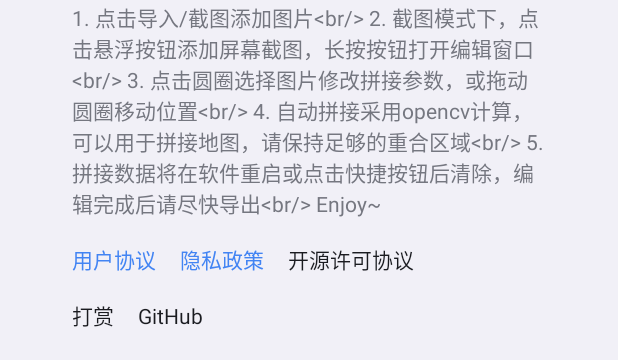
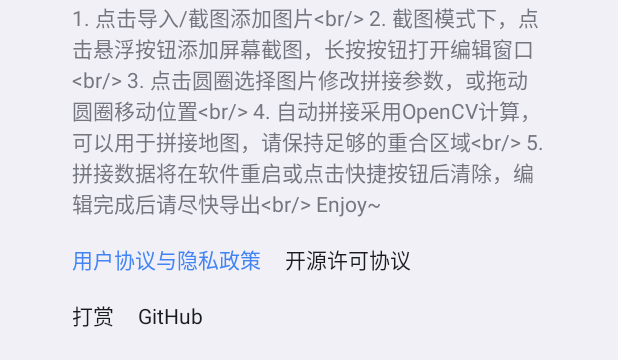
Before and after one commit to ekibun/Stitch, an Android app: the layout activity_edit.xml on its own in the app's theme, with its tools: preview values and no code run, on a phone screen of 412 x 824 dp. Shown: the part 312-672 px from the top of the screen. Run offline under Robolectric (Android 15) with nearby library versions, the phone set to English and light mode, and no system bars.

Commit message:
1. Speed up import 2. Fix auto stitch images with different size 2. Update privacy

```diff
--- a/app/src/main/java/soko/ekibun/stitch/EditView.kt
+++ b/app/src/main/java/soko/ekibun/stitch/EditView.kt
@@ -144,7 +144,7 @@ class EditView(context: Context?, attrs: AttributeSet?) : View(context, attrs) {
 
                 override fun onScale(detector: ScaleGestureDetector): Boolean {
                     val oldScale = scale
-                    scale = 0.6f.coerceAtLeast(beginScale * detector.scaleFactor)
+                    scale = 0.5f.coerceAtLeast(beginScale * detector.scaleFactor)
                     scrollBy(
                         ((detector.focusX + scrollX) * (scale - oldScale) / oldScale).roundToInt(),
                         ((detector.focusY + scrollY) * (scale - oldScale) / oldScale).roundToInt(),
--- a/app/src/main/res/layout/activity_edit.xml
+++ b/app/src/main/res/layout/activity_edit.xml
@@ -43,19 +43,10 @@
                     android:layout_height="wrap_content">
 
                     <TextView
-                        android:id="@+id/menu_terms"
-                        android:layout_width="wrap_content"
-                        android:layout_height="wrap_content"
-                        android:background="?android:attr/selectableItemBackgroundBorderless"
-                        android:padding="8dp"
-                        android:text="@string/menu_terms"
-                        android:textColor="@color/colorPrimary" />
-
-                    <TextView
                         android:id="@+id/menu_privacy"
                         android:layout_width="wrap_content"
                         android:layout_height="wrap_content"
-                        android:background="?android:attr/selectableItemBackgroundBorderless"
+                        android:background="?android:attr/selectableItemBackground"
                         android:padding="8dp"
                         android:text="@string/menu_privacy"
                         android:textColor="@color/colorPrimary" />
@@ -64,7 +55,7 @@
                         android:id="@+id/menu_opensource"
                         android:layout_width="wrap_content"
                         android:layout_height="wrap_content"
-                        android:background="?android:attr/selectableItemBackgroundBorderless"
+                        android:background="?android:attr/selectableItemBackground"
                         android:padding="8dp"
                         android:text="@string/menu_opensource"
                         android:textColor="?android:attr/textColorPrimary" />
@@ -78,7 +69,7 @@
                         android:id="@+id/menu_support"
                         android:layout_width="wrap_content"
                         android:layout_height="wrap_content"
-                        android:background="?android:attr/selectableItemBackgroundBorderless"
+                        android:background="?android:attr/selectableItemBackground"
                         android:padding="8dp"
                         android:text="@string/menu_support"
                         android:textColor="?android:attr/textColorPrimary" />
@@ -87,7 +78,7 @@
                         android:id="@+id/menu_github"
                         android:layout_width="wrap_content"
                         android:layout_height="wrap_content"
-                        android:background="?android:attr/selectableItemBackgroundBorderless"
+                        android:background="?android:attr/selectableItemBackground"
                         android:padding="8dp"
                         android:text="@string/menu_github"
                         android:textColor="?android:attr/textColorPrimary" />
--- /dev/null
+++ b/app/src/main/res/values-v28/themes.xml
@@ -0,0 +1,7 @@
+<?xml version="1.0" encoding="utf-8"?>
+<resources>
+
+    <style name="Theme.Stitch">
+        <item name="android:windowLayoutInDisplayCutoutMode">shortEdges</item>
+    </style>
+</resources>
--- a/app/src/main/res/values/themes.xml
+++ b/app/src/main/res/values/themes.xml
@@ -1,6 +1,6 @@
 <resources>
 
-    <style name="Theme.Stitch" parent="android:Theme.DeviceDefault.DayNight">
+    <style name="Theme" parent="android:Theme.DeviceDefault.DayNight">
         <item name="android:colorPrimary">@color/colorPrimary</item>
         <item name="android:colorPrimaryDark">@color/colorPrimary</item>
         <item name="android:colorAccent">@color/colorPrimary</item>
@@ -9,6 +9,8 @@
         <item name="android:navigationBarColor">?android:colorBackground</item>
         <item name="android:statusBarColor">?android:colorBackground</item>
     </style>
+
+    <style name="Theme.Stitch" />
 
     <style name="Theme.Stitch.Dialog">
         <item name="android:windowIsFloating">true</item>
--- a/app/src/main/res/xml/fileprovider.xml
+++ b/app/src/main/res/xml/fileprovider.xml
@@ -1,4 +1,6 @@
 <?xml version="1.0" encoding="utf-8"?>
 <paths>
-    <external-cache-path name="shared_images" path="/"/>
+    <cache-path
+        name="shared_images"
+        path="/" />
 </paths>
```
Also changed, not shown: app/src/main/java/soko/ekibun/stitch/BitmapCache.kt (+11 -15 lines), app/src/main/java/soko/ekibun/stitch/CaptureService.kt (+4 -13 lines), app/src/main/java/soko/ekibun/stitch/EditActivity.kt (+27 -26 lines), app/src/main/java/soko/ekibun/stitch/Stitch.kt (+35 -1 lines), app/src/main/res/values/strings.xml (+23 -15 lines).
